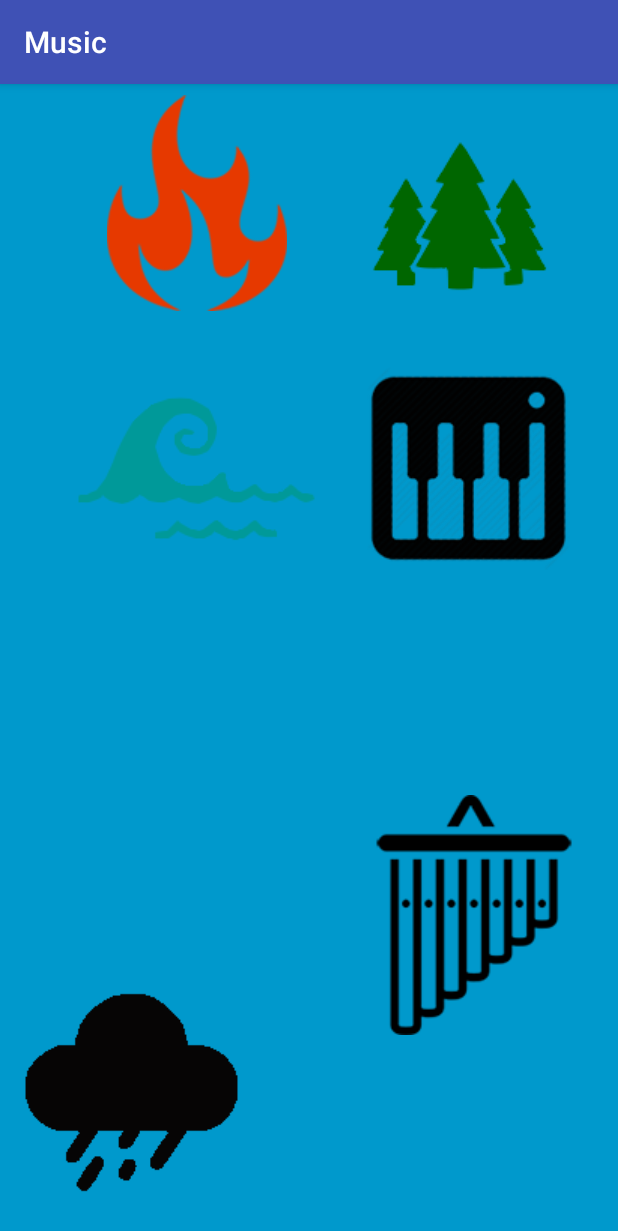
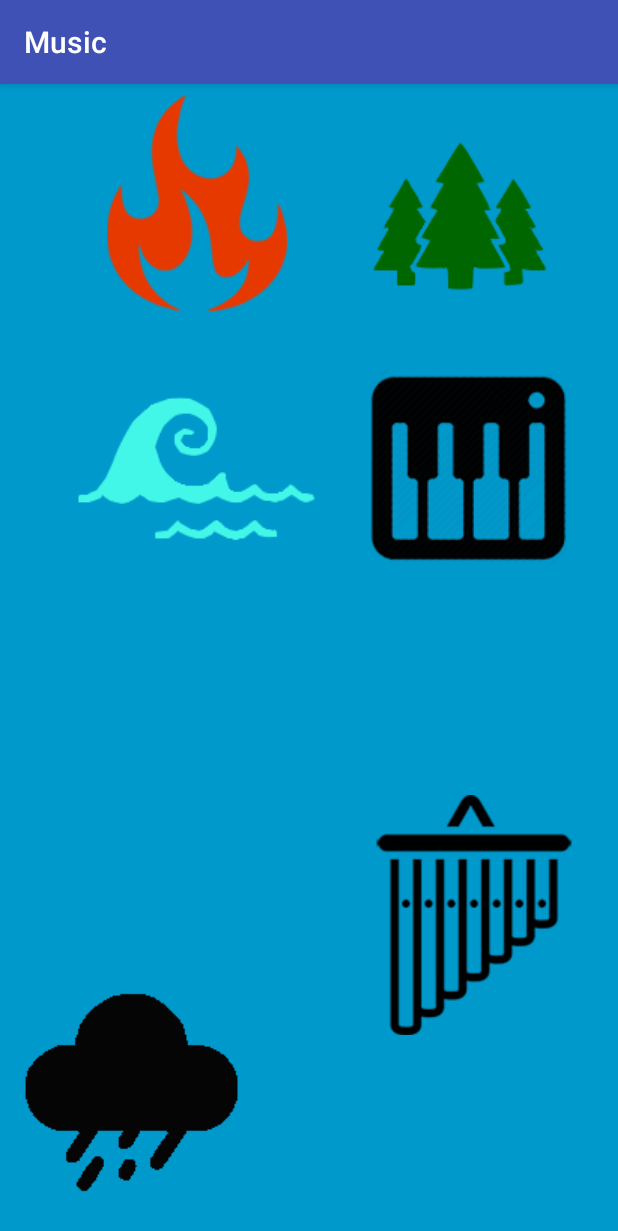
Before and after one commit to emmajeanmaher/fidgetR, an Android app: the Music screen opened directly, with no data from a screen before it, after a tap on an icon or button, on a phone screen of 412 x 824 dp. Shown: the top 1231 px of the screen. Run offline under Robolectric (Android 15) with nearby library versions, the phone set to English and light mode, and no system bars; 2 statements that could not run were skipped; 2 other taps on this screen came first.

Commit message:
add comments to music activity

```diff
--- a/app/src/main/java/len/fidgetr/Music.java
+++ b/app/src/main/java/len/fidgetr/Music.java
@@ -1,12 +1,7 @@
 package len.fidgetr;
 
-import android.annotation.SuppressLint;
-import android.content.Intent;
-import android.support.v7.app.ActionBar;
 import android.support.v7.app.AppCompatActivity;
 import android.os.Bundle;
-import android.os.Handler;
-import android.view.MotionEvent;
 import android.view.View;
 import android.widget.ImageButton;
 import android.graphics.Color;
@@ -14,7 +9,7 @@ import android.media.MediaPlayer;
 
 public class Music extends AppCompatActivity {
 
-    ImageButton birdSoundButton;
+    // creates the images for the sound
     ImageButton fireSoundButton;
     ImageButton forestSoundButton;
     ImageButton oceanSoundButton;
@@ -22,7 +17,8 @@ public class Music extends AppCompatActivity {
     ImageButton rainSoundButton;
     ImageButton windSoundButton;
 
-    boolean birdToggle = false;
+
+    // turns on / off the sound for each image
     boolean fireToggle = false;
     boolean forestToggle = false;
     boolean oceanToggle = false;
@@ -30,42 +26,23 @@ public class Music extends AppCompatActivity {
     boolean rainToggle = false;
     boolean windToggle = false;
 
+    final MediaPlayer fireButtonClick = MediaPlayer.create(this, R.raw.fire);
+    final MediaPlayer forestButtonClick = MediaPlayer.create(this, R.raw.forest);
+    final MediaPlayer oceanButtonClick = MediaPlayer.create(this, R.raw.ocean);
+    final MediaPlayer pianoButtonClick = MediaPlayer.create(this, R.raw.piano);
+    final MediaPlayer rainButtonClick = MediaPlayer.create(this, R.raw.rain);
+    final MediaPlayer windButtonClick = MediaPlayer.create(this, R.raw.wind);
+
     @Override
     protected void onCreate(Bundle savedInstanceState) {
 
         super.onCreate(savedInstanceState);
         setContentView(R.layout.activity_music);
 
-        final MediaPlayer birdButtonClick = MediaPlayer.create(this, R.raw.bird);
-        final MediaPlayer fireButtonClick = MediaPlayer.create(this, R.raw.fire);
-        final MediaPlayer forestButtonClick = MediaPlayer.create(this, R.raw.forest);
-        final MediaPlayer oceanButtonClick = MediaPlayer.create(this, R.raw.ocean);
-        final MediaPlayer pianoButtonClick = MediaPlayer.create(this, R.raw.piano);
-        final MediaPlayer rainButtonClick = MediaPlayer.create(this, R.raw.rain);
-        final MediaPlayer windButtonClick = MediaPlayer.create(this, R.raw.wind);
-
-//        birdSoundButton = (ImageButton) findViewById(R.id.bird);
-//        birdSoundButton.setOnClickListener(new View.OnClickListener() {
-//            public void onClick(View v){
-//                if(!birdToggle)
-//                {
-//                    birdToggle = true;
-//                    birdButtonClick.setLooping(true);
-//                    birdButtonClick.start();
-//                    birdSoundButton.setColorFilter(Color.parseColor("#e6005c")); //white
-//                }
-//                else
-//                {
-//                    birdToggle = false;
-//                    birdButtonClick.pause();
-//                    birdSoundButton.setColorFilter(Color.parseColor("#000000")); //black
-//                }
-//            }
-//        });
-
         fireSoundButton = (ImageButton) findViewById(R.id.fire);
         fireSoundButton.setOnClickListener(new View.OnClickListener() {
             public void onClick(View v){
+                // if button is pressed, turn sound on /off
                 if(!fireToggle)
                 {
                     fireToggle = true;
@@ -81,7 +58,6 @@ public class Music extends AppCompatActivity {
                 }
             }
         });
-
 
         forestSoundButton = (ImageButton) findViewById(R.id.forest);
         forestSoundButton.setOnClickListener(new View.OnClickListener() {
@@ -110,7 +86,7 @@ public class Music extends AppCompatActivity {
                     oceanToggle = true;
                     oceanButtonClick.setLooping(true);
                     oceanButtonClick.start();
-                    oceanSoundButton.setColorFilter(Color.parseColor("#009999")); //white
+                    oceanSoundButton.setColorFilter(Color.parseColor("#42f7e8")); //white
                 }
                 else
                 {
@@ -178,5 +154,4 @@ public class Music extends AppCompatActivity {
             }
         });
     }
-
 }
--- a/app/src/main/res/layout/activity_music.xml
+++ b/app/src/main/res/layout/activity_music.xml
@@ -22,6 +22,8 @@
         <!--android:layout_marginStart="16dp"-->
         <!--android:layout_marginBottom="3dp" />-->
 
+
+    <!-- create fire image -->
     <ImageButton
         android:id="@+id/fire"
         android:layout_width="wrap_content"
```
